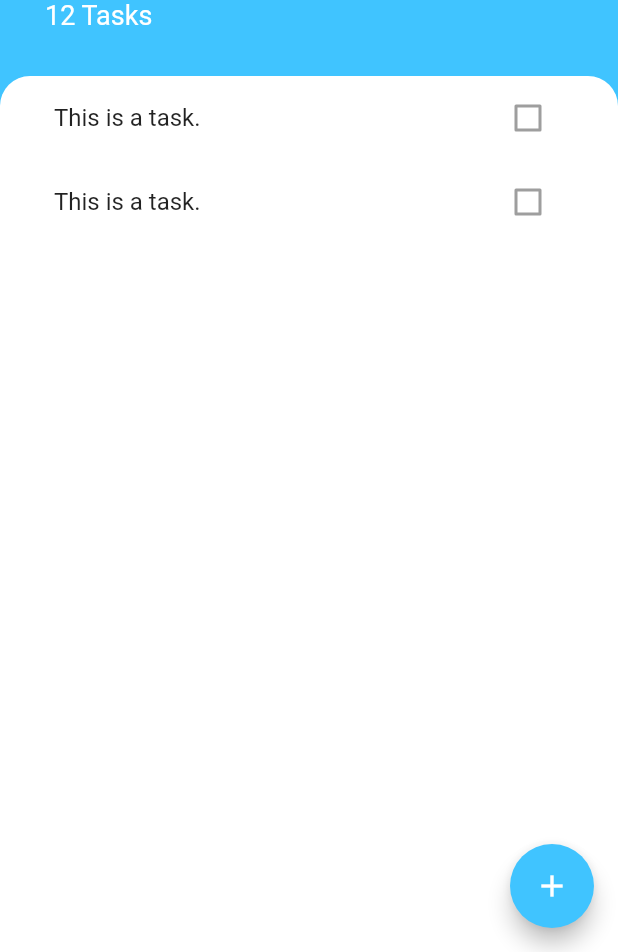
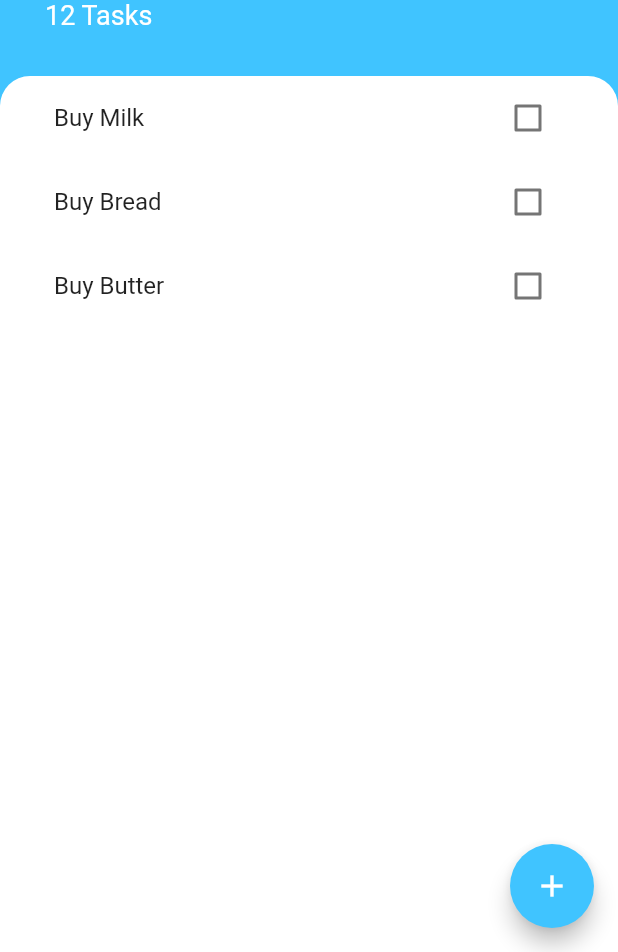
Before and after one commit to pratikrana1998/todoey_flutter, a Flutter app: the screen it shows after launch, on a phone screen of 412 x 824 dp, the part 284-1236 px from its top. Run offline on Flutter 3.47's test engine with Material 2 defaults, Android fonts, the phone set to English and light mode, and no system bars.

Commit message:
postioning bottomSheet, creating ListView biulder using callbacks

```diff
--- /dev/null
+++ b/lib/models/task.dart
@@ -0,0 +1,10 @@
+class Task {
+  final String name;
+  bool isDone;
+
+  Task({this.name, this.isDone = false});
+
+  void toggleDone() {
+    isDone = !isDone;
+  }
+}
--- a/lib/widgets/task_tile.dart
+++ b/lib/widgets/task_tile.dart
@@ -1,13 +1,26 @@
 import 'package:flutter/material.dart';
 
 class TaskTile extends StatelessWidget {
+  TaskTile({this.isChecked, this.taskTitle, this.checkboxCallback});
+
+  final bool isChecked;
+  final String taskTitle;
+  final Function checkboxCallback;
 
   @override
   Widget build(BuildContext context) {
     return ListTile(
-      title: Text('This is a task.'),
+      title: Text(
+          taskTitle,
+        style: TextStyle(
+          decoration: isChecked ? TextDecoration.lineThrough : null,
+        ),
+
+      ),
       trailing: Checkbox(
-        value: false,
+        activeColor: Colors.lightBlueAccent,
+        value: isChecked,
+        onChanged: checkboxCallback,
       ),
     );
   }
--- a/lib/widgets/tasks_list.dart
+++ b/lib/widgets/tasks_list.dart
@@ -1,15 +1,35 @@
 import 'package:flutter/material.dart';
 import 'task_tile.dart';
+import 'package:todoeyflutter/models/task.dart';
 
-class TasksList extends StatelessWidget {
+class TasksList extends StatefulWidget {
+
+  @override
+  _TasksListState createState() => _TasksListState();
+}
+
+class _TasksListState extends State<TasksList> {
+
+  List<Task> tasks = [
+    Task(name: 'Buy Milk'),
+    Task(name: 'Buy Bread'),
+    Task(name: 'Buy Butter'),
+  ];
 
   @override
   Widget build(BuildContext context) {
-    return ListView(
-      children: <Widget>[
-        TaskTile(),
-        TaskTile(),
-      ],
+    return ListView.builder(itemBuilder: (context, index) {
+      return TaskTile(
+        taskTitle: tasks[index].name,
+        isChecked: tasks[index].isDone,
+        checkboxCallback: (bool checkboxState) {
+          setState(() {
+            tasks[index].toggleDone();
+          });
+        },
+      );
+    },
+    itemCount: tasks.length,
     );
   }
 }
```
